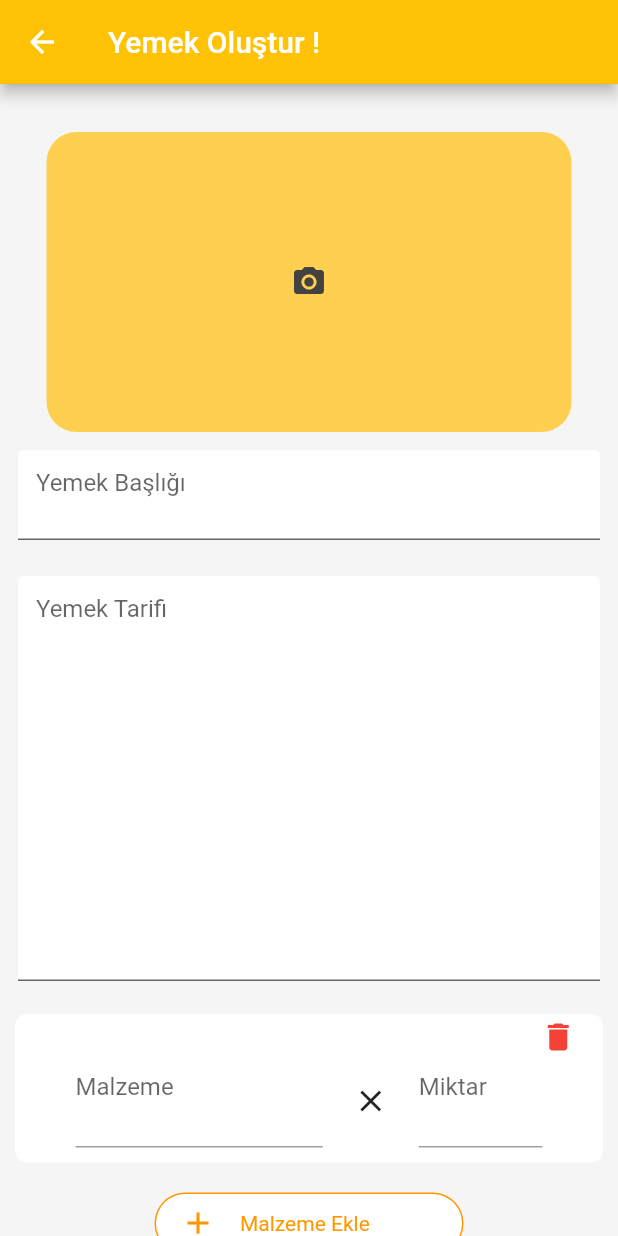
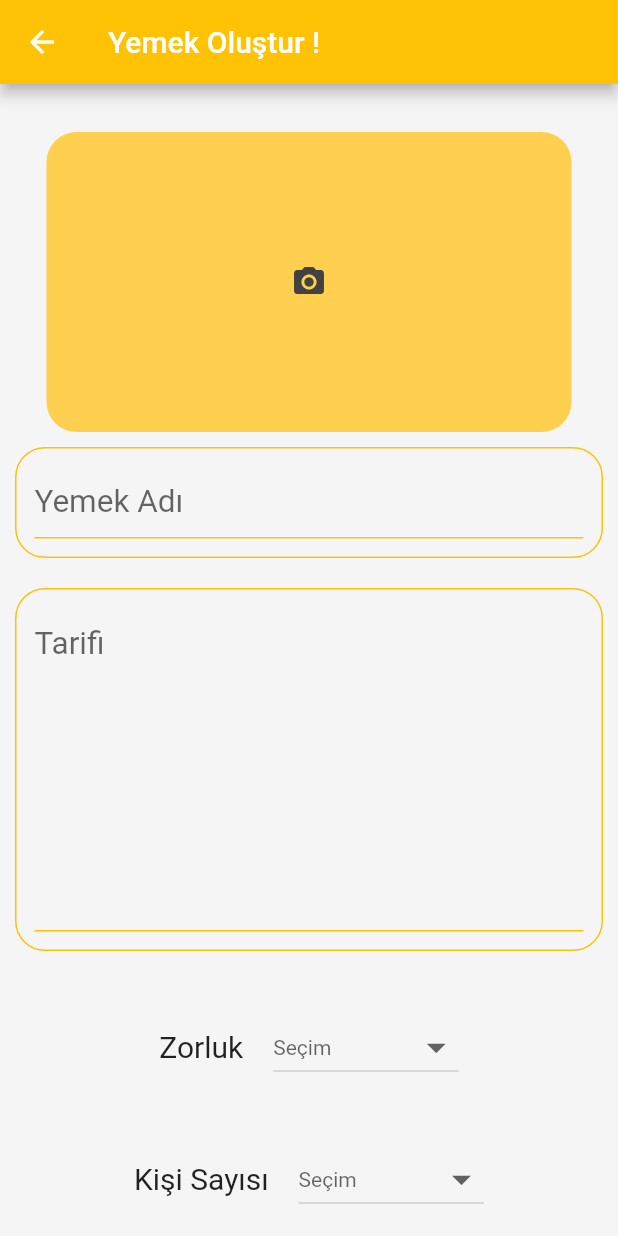
Before and after one commit to gurkanucar/yemek_tarifi_odev_mobil, a Flutter app: the CreateFoodPage screen opened directly, on a phone screen of 412 x 824 dp. Run offline on Flutter 3.47's test engine with Material 2 defaults, Android fonts, the phone set to English and light mode, and no system bars; our stand-ins replace image_picker, shared_preferences; accounts and stored records are empty.

Commit message:
ingredient component improved

```diff
--- a/lib/Components/CustomInputField1.dart
+++ b/lib/Components/CustomInputField1.dart
@@ -11,8 +11,9 @@ class CustomInputField1 extends StatefulWidget {
   int showError;
   int isNumeric;
   int maxLines;
+  bool filled;
 
-  CustomInputField1({@required this.maxLines,@required this.label,@required this.fontSize,@required this.hint,@required this.isNumeric, @required this.tcontrol,@required this.size,@required this.showError,@required this.errorMessage});
+  CustomInputField1({this.filled,@required this.maxLines,@required this.label,@required this.fontSize,@required this.hint,@required this.isNumeric, @required this.tcontrol,@required this.size,@required this.showError,@required this.errorMessage});
 
 
   @override
@@ -27,7 +28,6 @@ class _CustomInputField1State extends State<CustomInputField1> {
       margin: EdgeInsets.all(12),
       height: widget.maxLines * 24.0,
       child: TextField(
-        autofocus: false,
         controller: widget.tcontrol,
         style: TextStyle(fontSize: widget.fontSize),
         maxLines: widget.maxLines,
@@ -46,7 +46,7 @@ class _CustomInputField1State extends State<CustomInputField1> {
           labelStyle: TextStyle(fontSize: widget.fontSize),
           labelText: widget.label,
           hintText: widget.hint,
-          filled: true
+          filled: widget.filled==null ? true : widget.filled,
         ),
       ),
     );
--- a/lib/Components/FoodList.dart
+++ b/lib/Components/FoodList.dart
@@ -33,7 +33,8 @@ class _FoodListState extends State<FoodList> {
   @override
   Widget build(BuildContext context) {
     return Container(
-      width: MediaQuery.of(context).size.width * 0.95,
+      margin: EdgeInsets.all(5),
+      width: MediaQuery.of(context).size.width * 0.98,
       child: ListView.builder(
           physics: NeverScrollableScrollPhysics(),
           shrinkWrap: true,
--- a/lib/Components/IngredientsComponent.dart
+++ /dev/null
@@ -1,91 +0,0 @@
-import 'package:flutter/material.dart';
-import 'package:flutter/services.dart';
-
-class IngredientsComponent extends StatefulWidget {
-  final Function onTap;
-  final String name;
-  final String count;
-  final Function onChangeName;
-  final Function onChangeCount;
-
-  IngredientsComponent({
-    @required this.onTap,
-    @required this.name,
-    @required this.count,
-    @required this.onChangeName,
-    @required this.onChangeCount,
-  });
-
-  @override
-  _IngredientsComponentState createState() => _IngredientsComponentState();
-}
-
-class _IngredientsComponentState extends State<IngredientsComponent> {
-  @override
-  void initState() {
-    // TODO: implement initState
-    super.initState();
-  }
-
-  @override
-  Widget build(BuildContext context) {
-    return Container(
-        margin: EdgeInsets.all(10),
-        padding: EdgeInsets.only(bottom: 10),
-        decoration: BoxDecoration(
-          borderRadius: BorderRadius.all(Radius.circular(8.0)),
-          color: Color(0xffffffff),
-        ),
-        child: Column(
-          children: [
-            Row(
-              children: [
-                SizedBox(
-                  width: MediaQuery.of(context).size.width * 0.85,
-                ),
-                InkWell(
-                    child: Container(
-                      decoration: BoxDecoration(
-                          //color: Colors.black
-                          ),
-                      margin: EdgeInsets.only(top: 3, right: 5),
-                      alignment: Alignment.topRight,
-                      child: Icon(
-                        Icons.delete,
-                        color: Colors.red,
-                      ),
-                    ),
-                    onTap: widget.onTap),
-              ],
-            ),
-            Row(
-              mainAxisAlignment: MainAxisAlignment.center,
-              mainAxisSize: MainAxisSize.max,
-              children: [
-                Container(
-                    margin: EdgeInsets.only(right: 20),
-                    width: MediaQuery.of(context).size.width * 0.4,
-                    child: TextFormField(
-                      initialValue: widget.name,
-                        onChanged: widget.onChangeName,
-                        maxLines: 2,
-                        decoration: InputDecoration(
-                          hintText: "Malzeme",
-                        ))),
-                Icon(Icons.close),
-                Container(
-                    margin: EdgeInsets.only(left: 20),
-                    width: MediaQuery.of(context).size.width * 0.2,
-                    child: TextFormField(
-                      initialValue: widget.count,
-                        onChanged: widget.onChangeCount,
-                        maxLines: 2,
-                        decoration: InputDecoration(
-                          hintText: "Miktar",
-                        ))),
-              ],
-            ),
-          ],
-        ));
-  }
-}
--- a/lib/Constans.dart
+++ b/lib/Constans.dart
@@ -1,10 +1,14 @@
+import 'package:flutter/cupertino.dart';
+import 'package:yemek_tarifi_odev_mobil/models/IngredientModel.dart';
+
 import 'models/UserModel.dart';
 
 class Constants {
   static String BASE_URL = "http://192.168.0.21:8080";
   static String IMAGE_BASE_URL = "/api/files/downloadFile/";
-  static String BEARER_TOKEN ="";
-      static int USER_ID = 1;
+  static String BEARER_TOKEN = "";
+  static int USER_ID = 1;
   static UserModel USER;
   static int IMAGE_ID = 0;
+  static List<IngredientModel> INGREDIENT_LIST = [];
 }
--- a/lib/pages/CreateFoodPage.dart
+++ b/lib/pages/CreateFoodPage.dart
@@ -2,18 +2,19 @@ import 'dart:async';
 
 import 'package:flutter/material.dart';
 import 'package:flutter/services.dart';
+import 'package:yemek_tarifi_odev_mobil/Components/CustomInputField1.dart';
+
 import 'package:yemek_tarifi_odev_mobil/Components/DropDownComponent.dart';
 import 'package:yemek_tarifi_odev_mobil/Components/ImagePickerComponent.dart';
-import 'package:yemek_tarifi_odev_mobil/Components/IngredientsComponent.dart';
 import 'package:yemek_tarifi_odev_mobil/models/DropDownItemModel.dart';
 import 'package:yemek_tarifi_odev_mobil/models/FileModel.dart';
 import 'package:yemek_tarifi_odev_mobil/models/FoodModel.dart';
 import 'package:yemek_tarifi_odev_mobil/models/IngredientModel.dart';
 import 'package:yemek_tarifi_odev_mobil/models/UserModel.dart';
+import 'package:yemek_tarifi_odev_mobil/pages/IngredientsPage.dart';
 import 'package:yemek_tarifi_odev_mobil/services/FoodService.dart';
 
 import '../Constans.dart';
-
 
 class CreateFoodPage extends StatefulWidget {
   @override
@@ -69,97 +70,44 @@ class _CreateFoodPageState extends State<CreateFoodPage> {
   String _prepTimeValue;
   int _prepTimeKey;
 
-  List<IngredientsComponent> _ingredientsList =
-  new List<IngredientsComponent>();
-
-  List<IngredientModel> _ingredientModelList = new List<IngredientModel>();
-
-  @override
-  void initState() {
-    // TODO: implement initState
-    super.initState();
-    _ingredientsList.add(new IngredientsComponent());
-    _ingredientModelList.add(new IngredientModel("", ""));
-  }
-
   @override
   Widget build(BuildContext context) {
-    return GestureDetector(
-      onTap: () {
-        FocusScope.of(context).requestFocus(new FocusNode());
-      },
-      child: Scaffold(
+    return Scaffold(
           backgroundColor: Colors.grey[100],
           appBar: AppBar(
-              backgroundColor: Color(0xFFFFC204), title: Text("Yemek Oluştur !")),
+              backgroundColor: Color(0xFFFFC204),
+              title: Text("Yemek Oluştur !")),
           body: SingleChildScrollView(
             child: Column(
               children: [
                 ImagePickerComponent(),
-                input("Yemek Başlığı", foodNameController, true, false,
-                    TextInputType.text, 2),
-                input("Yemek Tarifi", foodRecipeController, true, false,
-                    TextInputType.text, 9),
-                SingleChildScrollView(
-                  physics: NeverScrollableScrollPhysics(),
-                  child: ListView.builder(
-                      key: UniqueKey(),
-                      physics: ScrollPhysics(),
-                      shrinkWrap: true,
-                      itemCount:
-                      null == _ingredientsList ? 0 : _ingredientsList.length,
-                      itemBuilder: (context, index) {
-                        return new IngredientsComponent(
-                            onChangeName: (text) {
-                              print("malzeme adi: $text");
-                              _ingredientModelList[index].name = text;
-                            },
-                            onChangeCount: (text) {
-                              print("miktar: $text");
-                              _ingredientModelList[index].count = text;
-                            },
-                            name: _ingredientModelList[index].name,
-                            count: _ingredientModelList[index].count,
-                            onTap: () => {
-                              setState(() {
-                                print("Delete $index");
-                                print(_ingredientModelList[index].name +
-                                    " " +
-                                    _ingredientModelList[index].count);
-                                _ingredientsList.removeAt(index);
-                                _ingredientModelList.removeAt(index);
-                              })
-                            });
-                      }),
+                Container(
+                  margin: EdgeInsets.all(10),
+                  decoration: BoxDecoration(
+                      borderRadius: BorderRadius.circular(20),
+                      border: Border.all(color: Colors.amber)),
+                  child: CustomInputField1(
+                      filled: false,
+                      maxLines: 2,
+                      fontSize: 21,
+                      hint: "Yemek Adı",
+                      isNumeric: 0,
+                      tcontrol: foodNameController,
+                      size: Size(50, 60)),
                 ),
                 Container(
-                  margin: EdgeInsets.only(top: 10),
-                  height: MediaQuery.of(context).size.height * 0.05,
-                  width: MediaQuery.of(context).size.width * 0.5,
+                  margin: EdgeInsets.all(10),
                   decoration: BoxDecoration(
-                      color: Colors.white,
-                      border: Border.all(color: Colors.orange),
-                      borderRadius: BorderRadius.all(Radius.circular(25.0))),
-                  child: InkWell(
-                    child: Row(
-                      children: [
-                        SizedBox(
-                            width: 56,
-                            height: 56,
-                            child: Icon(Icons.add, color: Colors.orange)),
-                        Text(
-                          "Malzeme Ekle",
-                          style: TextStyle(color: Colors.orange),
-                        )
-                      ],
-                    ),
-                    onTap: () {
-                      setState(() {
-                        _ingredientsList.add(new IngredientsComponent());
-                        _ingredientModelList.add(new IngredientModel("", ""));
-                      });
-                    },
-                  ),
+                      borderRadius: BorderRadius.circular(20),
+                      border: Border.all(color: Colors.amber)),
+                  child: CustomInputField1(
+                      filled: false,
+                      maxLines: 9,
+                      fontSize: 21,
+                      hint: "Tarifi",
+                      isNumeric: 0,
+                      tcontrol: foodRecipeController,
+                      size: Size(50, 60)),
                 ),
                 SizedBox(
                   height: 10,
@@ -215,6 +163,40 @@ class _CreateFoodPageState extends State<CreateFoodPage> {
                   },
                   dropDownValue: _prepTimeValue,
                 ),
+                Container(
+                  margin: EdgeInsets.only(top: 10),
+                  height: MediaQuery.of(context).size.height * 0.05,
+                  width: MediaQuery.of(context).size.width * 0.5,
+                  decoration: BoxDecoration(
+                      color: Colors.white,
+                      border: Border.all(color: Colors.orange),
+                      borderRadius: BorderRadius.all(Radius.circular(25.0))),
+                  child: InkWell(
+                    child: Row(
+                      children: [
+                        SizedBox(
+                            width: 56,
+                            height: 56,
+                            child: Icon(Icons.add, color: Colors.orange)),
+                        Text(
+                          "Malzeme Ekle",
+                          style: TextStyle(color: Colors.orange),
+                        )
+                      ],
+                    ),
+                    onTap: () {
+                      setState(() {
+                        Navigator.push(
+                            context,
+                            MaterialPageRoute(
+                                builder: (context) => IngredientsPage()));
+                      });
+                    },
+                  ),
+                ),
+                SizedBox(
+                  height: 20,
+                ),
                 btn(),
                 SizedBox(
                   height: 20,
@@ -235,35 +217,12 @@ class _CreateFoodPageState extends State<CreateFoodPage> {
                       ))),*/
               ],
             ),
-          )),
+          )
     );
   }
 
   var _backGroundColor = 0xFFffffff;
   var _fontColor = 0xFFFFC204;
-
-  Container input(
-      String hint,
-      TextEditingController controller,
-      bool required,
-      bool obsecureText,
-      TextInputType keyboardType,
-      double size,
-      ) {
-    return Container(
-      margin: EdgeInsets.all(12),
-      height: 30.0 * size,
-      child: TextField(
-        controller: controller,
-        maxLines: 20,
-        decoration: InputDecoration(
-          hintText: hint,
-          fillColor: Colors.white,
-          filled: true,
-        ),
-      ),
-    );
-  }
 
   Container btn() {
     return Container(
@@ -302,16 +261,18 @@ class _CreateFoodPageState extends State<CreateFoodPage> {
     food.foodName = foodNameController.text.toString();
     food.recipe = foodRecipeController.text.toString();
     food.hardness = _hardnessKey;
-    food.completedCount=0;
+    food.completedCount = 0;
     food.prepTime = _prepTimeKey;
     food.personCount = _personKey;
 
-    String ingredientsData="";
-    _ingredientModelList.forEach((element) {
-      ingredientsData+=element.name +" "+element.count+"\n";
+    String ingredientsData = "";
+    Constants.INGREDIENT_LIST.forEach((element) {
+      ingredientsData += element.name + " " + element.count + "\n";
     });
 
-    food.ingredients=ingredientsData;
+    Constants.INGREDIENT_LIST = [];
+
+    food.ingredients = ingredientsData;
 
     food.categoryList = new List();
     UserModel user = new UserModel();
@@ -323,10 +284,9 @@ class _CreateFoodPageState extends State<CreateFoodPage> {
       FileModel image = new FileModel();
       image.id = imageID;
       Constants.IMAGE_ID = 0;
-      food.image=image;
+      food.image = image;
       //food.image=image;
-    }
-    else {
+    } else {
       return 1;
     }
 
@@ -335,7 +295,6 @@ class _CreateFoodPageState extends State<CreateFoodPage> {
         print("Süpersin kardeşşş");
         Navigator.pop(context);
       }
-
     });
 
     return 0;
```
Also changed, not shown: lib/Components/CustomInputText1.dart (+18 -12 lines), lib/Components/FoodDetail.dart (+4 -3 lines), lib/pages/IngredientsPage.dart (added, +126 -0 lines), lib/pages/LoginPage.dart (+64 -9 lines), lib/pages/RouterPage.dart (+14 -9 lines). Lines whose indentation alone changed are shown as unchanged.
